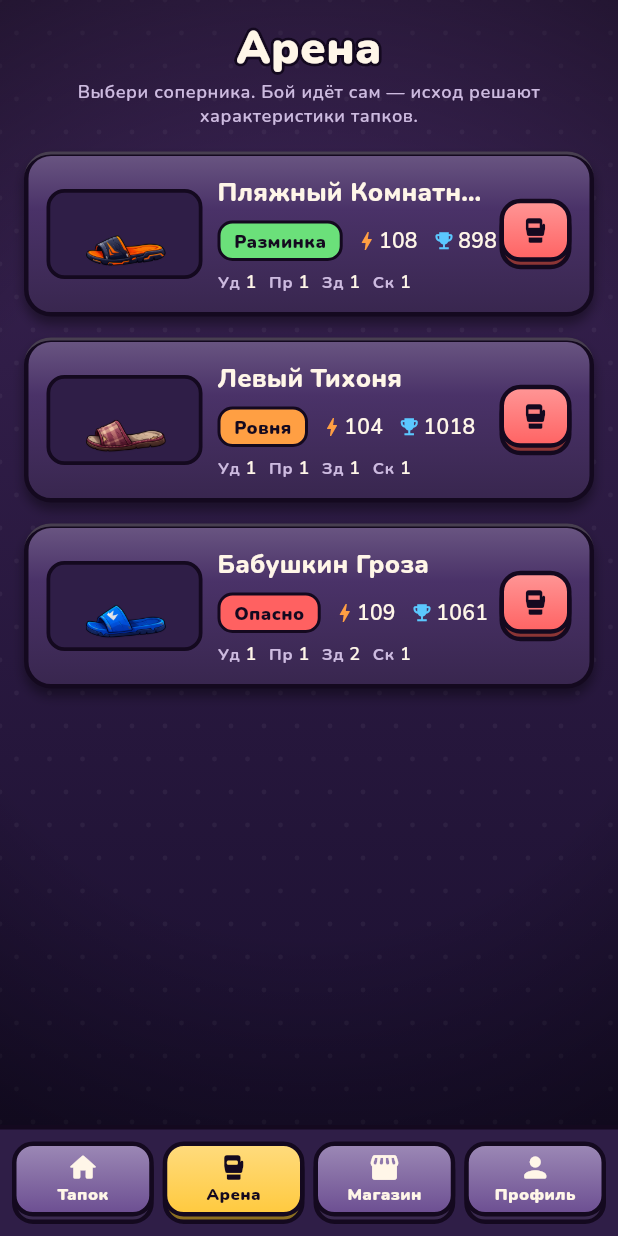
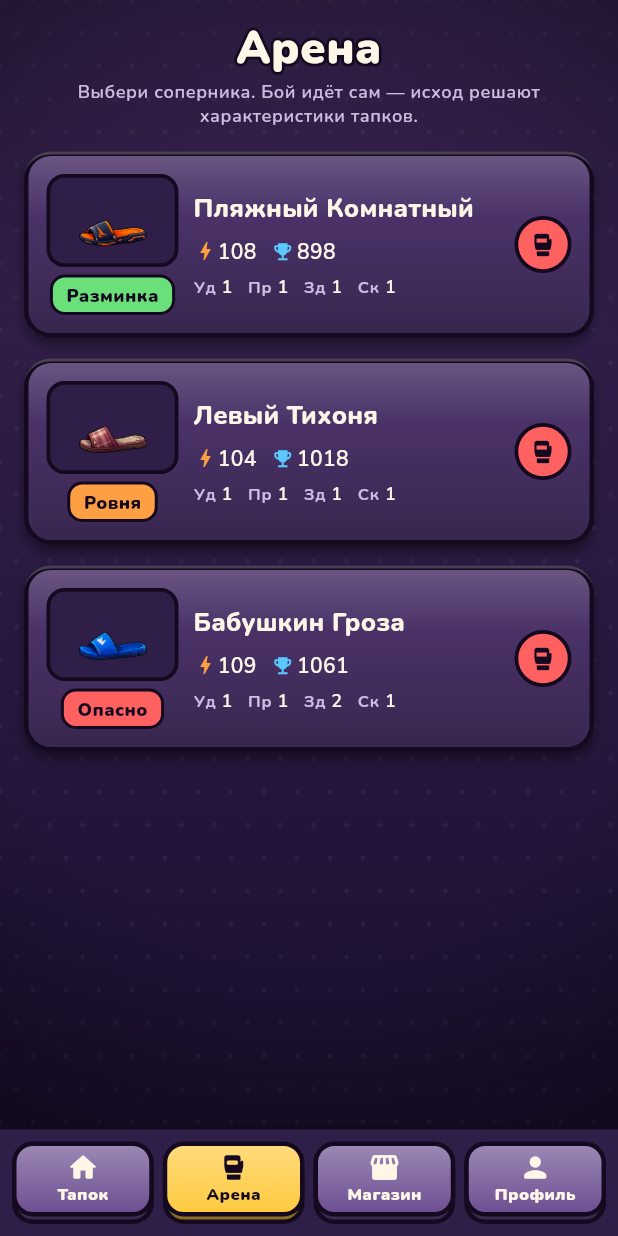
Before and after one commit to voprostvoy-creator/idle-slipper, a Flutter app: the screen it shows after launch, item 2 of the bottom bar chosen, on a phone screen of 412 x 824 dp. Run offline on Flutter 3.47's test engine with Material 3 defaults, Android fonts, the phone set to English and light mode, and no system bars; our stand-ins replace shared_preferences.

Commit message:
Вёрстка под узкие экраны (360dp) и награда за бой в нитках
- Навбар: подписи ужимаются, а не переносятся («Магазин», «Профиль» больше не режутся).
- Арена: бейдж сложности под превью, имя соперника получает всю ширину,
  рейтинг не уезжает под кнопку боя; кнопка заменена круглой иконкой.
- Бой: награда считалась по монетам и всегда выходила +0 — теперь нитки; бойцы крупнее.
- Экран кейса: панель результата ближе к ленте, меньше пустоты на длинных экранах.

Co-Authored-By: Claude Opus 5 <noreply@anthropic.com>

```diff
--- a/lib/main.dart
+++ b/lib/main.dart
@@ -157,11 +157,17 @@ class _GameNavBar extends StatelessWidget {
                   mainAxisAlignment: MainAxisAlignment.center,
                   children: [
                     Icon(icon, size: 22, color: i == index ? GameColors.outline : GameColors.text),
-                    Text(
-                      label,
-                      style: TextStyle(
-                        fontSize: 11,
-                        color: i == index ? GameColors.outline : GameColors.text,
+                    // На узких экранах подпись ужимается, а не переносится.
+                    FittedBox(
+                      fit: BoxFit.scaleDown,
+                      child: Text(
+                        label,
+                        maxLines: 1,
+                        softWrap: false,
+                        style: TextStyle(
+                          fontSize: 11,
+                          color: i == index ? GameColors.outline : GameColors.text,
+                        ),
                       ),
                     ),
                   ],
--- a/lib/ui/screens/arena_screen.dart
+++ b/lib/ui/screens/arena_screen.dart
@@ -48,7 +48,7 @@ class ArenaScreen extends StatelessWidget {
     // Бой считается мгновенно; экран боя лишь проигрывает запись.
     final me = game.slipper;
     final ratingBefore = game.rating;
-    final coinsBefore = game.coins;
+    final threadsBefore = game.threads;
     final result = game.fight(opponent);
     Navigator.of(context).push(
       MaterialPageRoute(
@@ -57,7 +57,7 @@ class ArenaScreen extends StatelessWidget {
           opponent: opponent.slipper,
           result: result,
           ratingDelta: game.rating - ratingBefore,
-          coinsDelta: (game.coins - coinsBefore).round(),
+          threadsDelta: (game.threads - threadsBefore).round(),
         ),
       ),
     );
@@ -89,15 +89,22 @@ class _OpponentCard extends StatelessWidget {
       onTap: onFight,
       child: Row(
         children: [
+          // Бейдж сложности живёт под превью — имени остаётся вся ширина строки.
+          Column(
+            children: [
               Container(
-            width: 104,
-            height: 60,
+                width: 88,
+                height: 62,
                 decoration: BoxDecoration(
                   color: GameColors.panelDark,
                   borderRadius: BorderRadius.circular(12),
                   border: Border.all(color: GameColors.outline, width: 2.5),
                 ),
-            child: SlipperSprite(slipper: s, width: 96, flip: true, animate: false),
+                child: SlipperSprite(slipper: s, width: 82, flip: true, animate: false),
+              ),
+              const SizedBox(height: 5),
+              GameBadge(text: label, color: color),
+            ],
           ),
           const SizedBox(width: 10),
           Expanded(
@@ -112,8 +119,6 @@ class _OpponentCard extends StatelessWidget {
                 const SizedBox(height: 5),
                 Row(
                   children: [
-                    GameBadge(text: label, color: color),
-                    const SizedBox(width: 8),
                     const Icon(Icons.bolt, color: GameColors.orange, size: 16),
                     Text('${s.power}', style: theme.textTheme.bodyMedium),
                     const SizedBox(width: 10),
@@ -123,25 +128,35 @@ class _OpponentCard extends StatelessWidget {
                   ],
                 ),
                 const SizedBox(height: 6),
+                Wrap(
+                  spacing: 10,
+                  runSpacing: 2,
+                  children: [
+                    for (final st in Stat.values)
                       Row(
+                        mainAxisSize: MainAxisSize.min,
                         children: [
-                    for (final st in Stat.values) ...[
                           Text('${st.short} ', style: theme.textTheme.labelSmall),
-                      Text('${s.level(st)}', style: theme.textTheme.bodySmall?.copyWith(color: GameColors.text)),
-                      const SizedBox(width: 8),
+                          Text('${s.level(st)}',
+                              style: theme.textTheme.bodySmall?.copyWith(color: GameColors.text)),
                         ],
+                      ),
                   ],
                 ),
               ],
             ),
           ),
-          const SizedBox(width: 8),
-          GameButton(
-            onPressed: onFight,
+          const SizedBox(width: 6),
+          // Вся карточка — кнопка боя, отдельная кнопка съедала ширину.
+          Container(
+            width: 38,
+            height: 38,
+            decoration: BoxDecoration(
+              shape: BoxShape.circle,
               color: GameColors.red,
-            height: 42,
-            padding: const EdgeInsets.symmetric(horizontal: 10),
-            child: const Icon(Icons.sports_mma, size: 22),
+              border: Border.all(color: GameColors.outline, width: 2.5),
+            ),
+            child: const Icon(Icons.sports_mma, size: 20, color: GameColors.outline),
           ),
         ],
       ),
```
Also changed, not shown: lib/ui/screens/battle_screen.dart (+8 -8 lines), lib/ui/screens/case_open_screen.dart (+4 -3 lines). Lines whose indentation alone changed are shown as unchanged.
